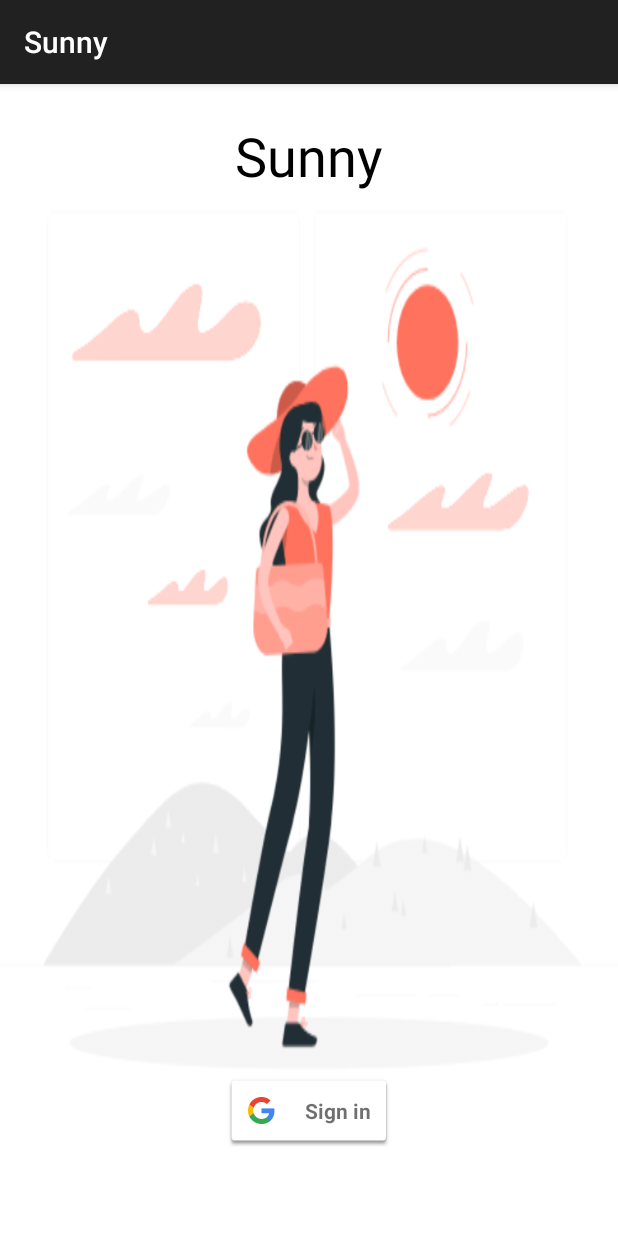
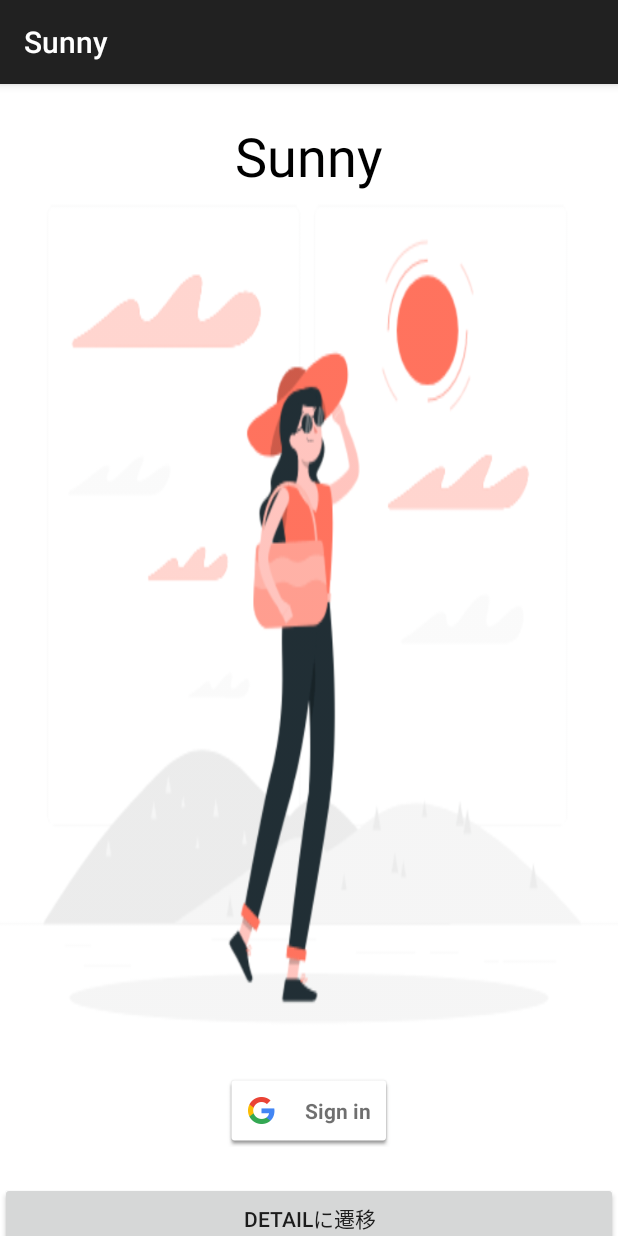
Before and after one commit to ASO1801023/Sunny, an Android app: the screen it shows after launch (MainActivity), on a phone screen of 412 x 824 dp. Run offline under Robolectric (Android 15) with nearby library versions, the phone set to English and light mode, and no system bars.

Commit message:
ボタン切り替え

```diff
--- a/app/src/main/java/jp/ac/asojuku/sunny/MainActivity.kt
+++ b/app/src/main/java/jp/ac/asojuku/sunny/MainActivity.kt
@@ -29,6 +29,10 @@ class MainActivity : AppCompatActivity(), View.OnClickListener {
 
         mGoogleSignInClient = GoogleSignIn.getClient(this, gso)
 
+        detail_btn.setOnClickListener {
+            val intent = Intent(this, detail::class.java)
+            startActivity(intent)
+        }
     }
 
     public override fun onStart() {
--- a/app/src/main/java/jp/ac/asojuku/sunny/detail.kt
+++ b/app/src/main/java/jp/ac/asojuku/sunny/detail.kt
@@ -13,7 +13,7 @@ class detail : AppCompatActivity() {
 
     override fun onResume() {
         super.onResume()
-        //雨率スコア
+
         this.ameritu_score.setOnClickListener{
             val fragment = fragment_ameritu_score();
             val fragmentManager = this.supportFragmentManager;
--- a/app/src/main/res/layout/activity_main.xml
+++ b/app/src/main/res/layout/activity_main.xml
@@ -67,4 +67,10 @@
             android:visibility="visible" />
 
     </LinearLayout>
+
+    <Button
+        android:id="@+id/detail_btn"
+        android:layout_width="match_parent"
+        android:layout_height="wrap_content"
+        android:text="@string/detail_name" />
 </LinearLayout>
--- a/app/src/main/res/values/strings.xml
+++ b/app/src/main/res/values/strings.xml
@@ -14,4 +14,5 @@
     <string name="signed_in_err">"Error: please check logs."</string>
     <!-- TODO: Remove or change this placeholder text -->
     <string name="hello_blank_fragment">Hello blank fragment</string>
+    <string name="detail_name">detailに遷移</string>
 </resources>
```
